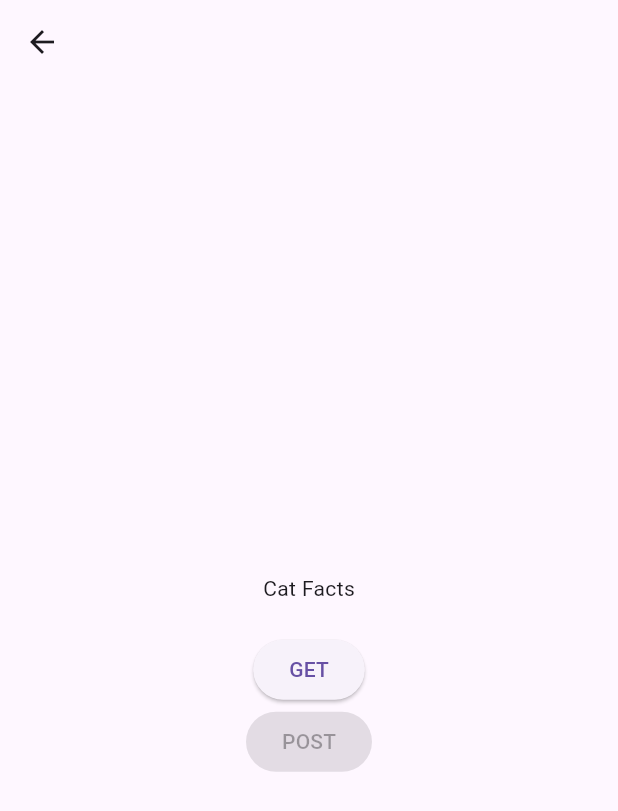
After one commit to GadielPugh/flutter_demo, a Flutter app: the screen it shows after launch, after a tap on "6. Networking", on a phone screen of 412 x 824 dp. The commit adds this screen. Shown: the top 811 px of the screen. Run offline on Flutter 3.47's test engine with Material 3 defaults, Android fonts, the phone set to English and light mode, and no system bars; our stand-ins replace firebase_auth, firebase_core, get_it, shared_preferences, sqflite; accounts and stored records are empty; generated files the repository leaves out were written again; network calls fail; statements that could not run were skipped.

Commit message:
Class 04/09

```diff
--- a/lib/main.dart
+++ b/lib/main.dart
@@ -8,6 +8,7 @@ import 'package:flutter_demo/ui/demos/3_state_management_demo/state_management_d
 import 'package:flutter_demo/ui/demos/4_user_login/login_screen.dart';
 import 'package:flutter_demo/ui/demos/5_sqlite/databse.dart';
 import 'package:flutter_demo/ui/demos/5_sqlite/sqlite_demo.dart';
+import 'package:flutter_demo/ui/demos/6_networking/networking_demo.dart';
 import 'package:flutter_demo/ui/settings/settings_screen.dart';
 import 'ui/demos/1_dart/dart_demo_screen.dart';
 
@@ -140,6 +141,19 @@ class HomeScreen extends StatelessWidget {
             },
           ),
 
+          ListTile(
+            title: const Text("6. Networking"),
+            leading: const Icon(Icons.code),
+            onTap: () {
+              Navigator.push(
+                context,
+                MaterialPageRoute(
+                  builder: (context) => const NetworkingDemo()),
+
+              );
+            },
+          ),
+
 
 
         ],
--- a/lib/ui/demos/5_sqlite/sqlite_demo.dart
+++ b/lib/ui/demos/5_sqlite/sqlite_demo.dart
@@ -36,7 +36,8 @@ class _SqliteDemoState extends State<SqliteDemo> {
 
                  SizedBox(height: 16),
 
-              ElevatedButton(onPressed: (){
+              ElevatedButton(
+              onPressed: () async {
                 final rows = await db.queryAllRows();
                 print(rows);
               }, child: Text("Query")),
--- /dev/null
+++ b/lib/ui/demos/6_networking/networking_demo.dart
@@ -0,0 +1,47 @@
+import 'package:flutter/material.dart';
+import 'package:flutter_demo/ui/demos/6_networking/networking_manager.dart';
+
+class NetworkingDemo extends StatefulWidget {
+  const NetworkingDemo({super.key});
+
+  @override
+  State<NetworkingDemo> createState() => _NetworkingDemoState();
+}
+
+class _NetworkingDemoState extends State<NetworkingDemo> {
+  final manager = NetworkingManager();
+
+
+
+  @override
+  Widget build(BuildContext context) {
+    return Scaffold(
+      appBar: AppBar(),
+      body: Center(
+        child: Column(
+          mainAxisAlignment: MainAxisAlignment.center,
+          children: [
+
+            ValueListenableBuilder(
+              valueListenable: manager.catNotifier,
+              builder: (context, catFacts, child){
+                return Text(catFacts);
+              },
+            ),
+
+            Text('Cat Facts'),
+            const SizedBox(height:20),
+            ElevatedButton(onPressed: (){
+              manager.getRequest();
+            }, child: Text('GET')),
+
+
+            ElevatedButton(onPressed: (){
+              manager.postRequest()
+            }, child: Text('POST')),
+          ],
+        ),
+      ),
+    );
+  }
+}
--- /dev/null
+++ b/lib/ui/demos/6_networking/networking_manager.dart
@@ -0,0 +1,27 @@
+import 'dart:convert';
+
+import 'package:flutter/foundation.dart';
+import 'package:http/http.dart';
+
+class NetworkingManager {
+
+  final catNotifier = ValueNotifier('');
+
+
+
+  Future<void> getRequest() async {
+    try {
+      final uri = Uri.parse('https://catfact.ninja/fact');
+      final responde = await get(uri);
+      final jsonString = responde.body;
+      final map = jsonDecode(jsonString);
+
+      catNotifier.value = 'One euro = ${map['eur']['mnt'].toInt()} tugruk';
+    } on ClientException catch (e) {
+      catNotifier.value = 'Your internet has a problem';
+    }
+  }
+
+  Future<void> postRequest() async {}
+
+}
--- a/pubspec.yaml
+++ b/pubspec.yaml
@@ -42,6 +42,7 @@ dependencies:
   sqflite: ^2.4.2
   path_provider: ^2.1.5
   path: ^1.9.1
+  http: ^1.6.0
 
 dev_dependencies:
   flutter_test:
```
Also changed, not shown: pubspec.lock.
